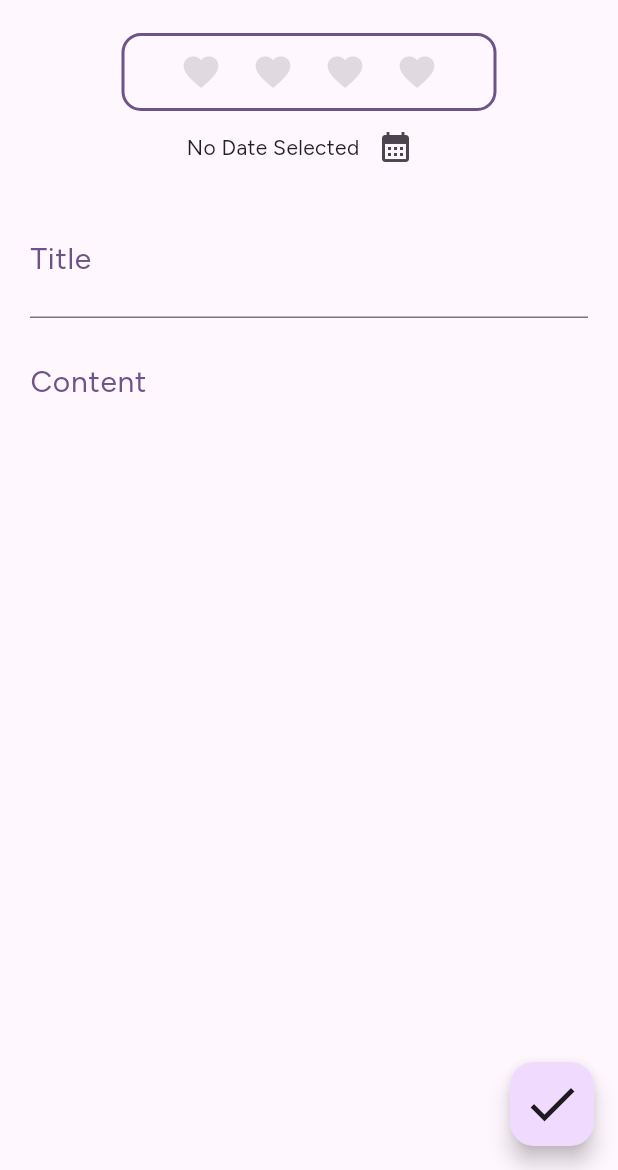
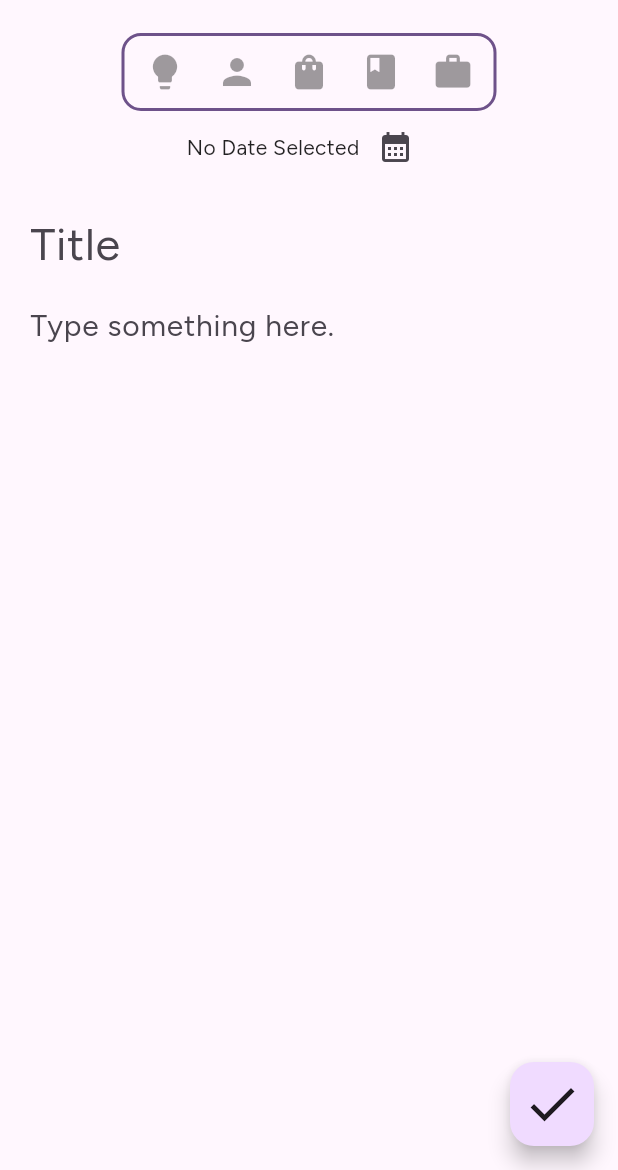
Before and after one commit to NkwiCyril/note_taking_app, a Flutter app: the screen it shows after launch, after a tap on the "add" icon, on a phone screen of 412 x 824 dp, the part 66-1236 px from its top. Run offline on Flutter 3.47's test engine with Material 2 defaults, Android fonts, the phone set to English and light mode, and no system bars; our stand-ins replace google_fonts.

Commit message:
redesign of layout and passing of data via widgets

```diff
--- a/note_app/lib/main.dart
+++ b/note_app/lib/main.dart
@@ -5,7 +5,7 @@ import 'package:note_app/screens/notes_display_screen.dart';
 final appTheme = ThemeData(
   useMaterial3: true,
   colorScheme: ColorScheme.fromSeed(
-    seedColor: const Color.fromRGBO(80, 51, 109, 0),
+    seedColor: const Color.fromARGB(0, 80, 51, 109),
   ),
   textTheme: GoogleFonts.figtreeTextTheme()
   // cardTheme: const CardTheme().copyWith(
--- a/note_app/lib/model/notes_model.dart
+++ b/note_app/lib/model/notes_model.dart
@@ -22,14 +22,12 @@ class NotesModel {
     required this.content,
     required this.category,
     required this.date,
-    required this.time,
   }) : id = uuid.v4();
 
   final String id;
   final String title;
   final String content;
   final DateTime date;
-  final TimeOfDay time;
   final Category category;
 
   String get formattedDate {
--- a/note_app/lib/screens/create_note_screen.dart
+++ b/note_app/lib/screens/create_note_screen.dart
@@ -19,7 +19,7 @@ class _CreateNoteScreenState extends State<CreateNoteScreen> {
 
   final _titleController = TextEditingController();
   final _contentController = TextEditingController();
-
+  List<NotesModel> _note = [];
   DateTime? _choosenDate;
 
   @override
@@ -39,7 +39,7 @@ class _CreateNoteScreenState extends State<CreateNoteScreen> {
     final initialDate = DateTime.now();
     final firstDate =
         DateTime(initialDate.year - 2, initialDate.month, initialDate.day);
-    final lastDate = DateTime(2030);
+    final lastDate = DateTime(initialDate.year + 5);
 
     final selectDate = await showDatePicker(
       context: context,
@@ -56,7 +56,7 @@ class _CreateNoteScreenState extends State<CreateNoteScreen> {
   }
 
   // function to check input of all fields; whether all fields are filled
-  void _checkFields() {
+  void _checkAndAddNote() {
     if (_choosenDate == null || _titleController.text.isEmpty) {
       // show an alert on the screen if user does not input a title and select a date
       showDialog(
@@ -66,10 +66,9 @@ class _CreateNoteScreenState extends State<CreateNoteScreen> {
         },
       );
     } else {
-     print(_titleController.text);
-     print(_titleController.text);
-     print(dateFormat.format(_choosenDate!));
-
+      _note = [
+        NotesModel(title: _titleController.text, content: _contentController.text, category: Category.idea, date: _choosenDate!)
+      ];
     }
   }
 
@@ -106,9 +105,8 @@ class _CreateNoteScreenState extends State<CreateNoteScreen> {
         margin: const EdgeInsets.symmetric(
           horizontal: 20,
         ),
-        child: SingleChildScrollView(
+        child: Column(
           // scroll view for the notes if they are long
-          child: Column(
           children: [
             const SizedBox(
               height: 10,
@@ -125,45 +123,45 @@ class _CreateNoteScreenState extends State<CreateNoteScreen> {
                 IconButton(
                   onPressed: _showDatePicker,
                   icon: const Icon(Icons.calendar_month),
-                  )
+                ),
               ],
             ),
+            SingleChildScrollView(
+              child: Expanded(
+                child: Column(
+                  children: [
                     const SizedBox(
                       height: 10,
                     ),
                     TextField(
-                style: const TextStyle(fontSize: 30),
-                controller: _titleController,
-                decoration: InputDecoration(
-                  labelText: 'Title',
-                  labelStyle: TextStyle(
-                    fontSize: 20,
+                      style: TextStyle(
+                        fontSize: 30,
                         color: Theme.of(context).colorScheme.primary,
                       ),
-                ),
-              ),
-              const SizedBox(
-                height: 10,
+                      controller: _titleController,
+                      decoration: const InputDecoration(
+                          border: InputBorder.none,
+                          hintText: 'Title',
+                          hintStyle: TextStyle(fontSize: 30)),
                     ),
                     TextField(
                       style: const TextStyle(fontSize: 20),
                       controller: _contentController,
-                decoration: InputDecoration(
+                      decoration: const InputDecoration(
                           border: InputBorder.none,
-                    labelText: 'Content',
-                    labelStyle: TextStyle(
-                      fontSize: 20,
-                      color: Theme.of(context).colorScheme.primary,
-                    ),
-                    hintText: 'Note Content'),
+                          hintText: 'Type something here.',
+                          hintStyle: TextStyle(fontSize: 20)),
                     ),
                   ],
                 ),
               ),
             ),
+          ],
+        ),
+      ), // const CategoryBar(),
       floatingActionButton: FloatingActionButton(
         onPressed: () {
-          _checkFields();
+          _checkAndAddNote();
         },
         child: Icon(
           Icons.check,
--- a/note_app/lib/screens/notes_display_screen.dart
+++ b/note_app/lib/screens/notes_display_screen.dart
@@ -19,7 +19,6 @@ class _NotesDisplayScreenState extends State<NotesDisplayScreen> {
       content: 'Lecture on data structures and algorithms in python.',
       category: Category.idea,
       date: DateTime.now(),
-      time: TimeOfDay.now(),
     ),
     NotesModel(
       title: "research on agriculture",
@@ -27,21 +26,18 @@ class _NotesDisplayScreenState extends State<NotesDisplayScreen> {
           'Python is a computer programming language often used to build websites and software, automate tasks, and analyze data. Python is a general-purpose language, not specialized for any specific problems, and used to create various programmes.',
       category: Category.work,
       date: DateTime.now(),
-      time: TimeOfDay.now(),
     ),
     // NotesModel(
     //   title: "cs50x lecture",
     //   content: 'Lecture on data structures and algorithms in python.',
     //   category: Category.study,
     //   date: DateTime.now(),
-    //   time: TimeOfDay.now(),
     // ),
     // NotesModel(
     //   title: "note app idea",
     //   content: 'Lecture on data structures and algorithms in python.',
     //   category: Category.idea,
     //   date: DateTime.now(),
-    //   time: TimeOfDay.now(),
     // ),
     // NotesModel(
     //   title: "research on agriculture",
@@ -49,14 +45,12 @@ class _NotesDisplayScreenState extends State<NotesDisplayScreen> {
     //       'Python is a computer programming language often used to build websites and software, automate tasks, and analyze data. Python is a general-purpose language, not specialized for any specific problems, and used to create various programmes.',
     //   category: Category.work,
     //   date: DateTime.now(),
-    //   time: TimeOfDay.now(),
     // ),
     // NotesModel(
     //   title: "cs50x lecture",
     //   content: 'Lecture on data structures and algorithms in python.',
     //   category: Category.study,
     //   date: DateTime.now(),
-    //   time: TimeOfDay.now(),
     // ),
   ];
 
--- a/note_app/lib/widgets/categories_bar.dart
+++ b/note_app/lib/widgets/categories_bar.dart
@@ -1,22 +1,18 @@
 import 'package:flutter/material.dart';
 import 'package:note_app/widgets/category_icon.dart';
+import 'package:note_app/model/notes_model.dart';
 
 class CategoryBar extends StatefulWidget {
-  const CategoryBar({super.key});
+  const CategoryBar({
+    super.key,
+  });
+
 
   @override
   State<CategoryBar> createState() => _CategoryBarState();
 }
 
 class _CategoryBarState extends State<CategoryBar> {
-  Color bleu = Colors.black;
-
-  void function() {
-    setState(() {
-      bleu = Colors.purple;
-    });
-  }
-
   @override
   Widget build(BuildContext context) {
     return Center(
@@ -32,10 +28,23 @@ class _CategoryBarState extends State<CategoryBar> {
           mainAxisAlignment: MainAxisAlignment.center,
           crossAxisAlignment: CrossAxisAlignment.center,
           children: [
-           CategoryIcon(iconColor: Colors.black12, onPressed: (){}, iconType: Icons.favorite,),
-           CategoryIcon(iconColor: Colors.black12, onPressed: (){}, iconType: Icons.favorite,),
-           CategoryIcon(iconColor: Colors.black12, onPressed: (){}, iconType: Icons.favorite,),
-           CategoryIcon(iconColor: Colors.black12, onPressed: (){}, iconType: Icons.favorite,),
+            CategoryIcon(
+              onPressed: () {},
+              iconType: Icons.lightbulb,
+            ),
+            CategoryIcon(
+              onPressed: () {},
+              iconType: Icons.person,
+            ),
+            CategoryIcon(
+              onPressed: () {},
+              iconType: Icons.shopping_bag,
+            ),
+            CategoryIcon(
+              onPressed: () {},
+              iconType: Icons.book,
+            ),
+            CategoryIcon(onPressed: () {}, iconType: Icons.work,),
           ],
         ),
       ),
--- a/note_app/lib/widgets/category_icon.dart
+++ b/note_app/lib/widgets/category_icon.dart
@@ -1,23 +1,39 @@
 import 'package:flutter/material.dart';
 
-class CategoryIcon extends StatelessWidget {
-  const CategoryIcon({
-    super.key,
-    required this.iconColor,
-    required this.onPressed,
-    required this.iconType
-  });
+class CategoryIcon extends StatefulWidget {
+  const CategoryIcon(
+      {super.key, required this.onPressed, required this.iconType});
 
-  final Color iconColor;
   final void Function() onPressed;
   final IconData iconType;
 
   @override
+  State<CategoryIcon> createState() => _CategoryIconState();
+}
+
+class _CategoryIconState extends State<CategoryIcon> {
+
+    Color iconColor = Colors.black38;
+
+    void onPressed(BuildContext context) {
+      setState(() {
+        if (iconColor == Colors.black38) {
+          iconColor = Theme.of(context).colorScheme.primary;
+
+        } else if(iconColor == Theme.of(context).colorScheme.primary){
+          iconColor = Colors.black38;
+        }
+      });
+    }
+
+  @override
   Widget build(BuildContext context) {
     return IconButton(
-      onPressed: onPressed,
+      onPressed: (){
+        onPressed(context);
+      },
       icon: Icon(
-        iconType,
+        widget.iconType,
         size: 28,
         color: iconColor,
       ),
--- a/note_app/lib/widgets/notes_card.dart
+++ b/note_app/lib/widgets/notes_card.dart
@@ -12,7 +12,7 @@ class NoteCard extends StatelessWidget {
       onTap: (){},
       child: Card(
         clipBehavior: Clip.none,
-        elevation: 5,
+        elevation: 3,
         margin: const EdgeInsets.symmetric(horizontal: 18, vertical: 10),
         child: Column(
           mainAxisSize: MainAxisSize.min,
@@ -66,7 +66,7 @@ class NoteCard extends StatelessWidget {
             Padding(
               padding: const EdgeInsets.all(8.0),
               child: Text(
-                '${note.formattedDate} at ${note.time.format(context)}',
+                note.formattedDate,
                 style: const TextStyle(
                   fontSize: 15,
                 ),
```
Lines whose indentation alone changed are shown as unchanged.
